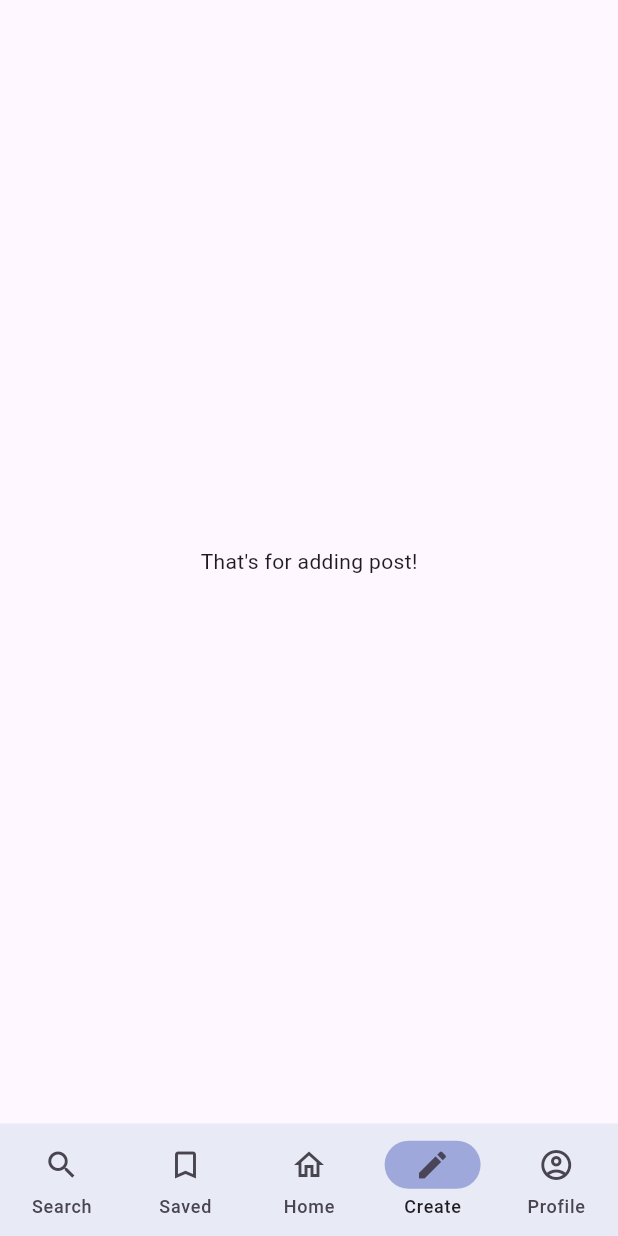
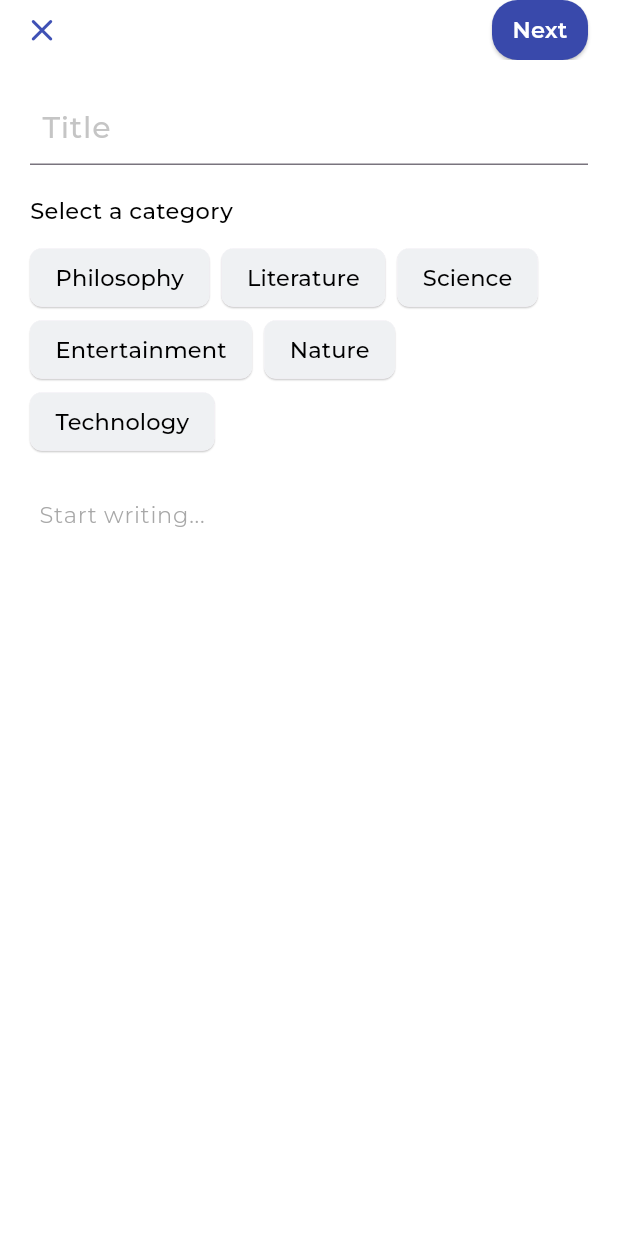
Before and after one commit to mbrraus/blog-app, a Flutter app: the NavbarAuth screen opened by its route, item 4 of the bottom bar chosen, on a phone screen of 412 x 824 dp. Run offline on Flutter 3.47's test engine with Material 3 defaults, Android fonts, the light colour scheme and no system bars; our stand-ins replace cloud_firestore, firebase_auth, firebase_core, firebase_storage, get, image_picker and 1 more; accounts and stored records are empty; network calls fail.

Commit message:
creating post function added, post controller class modified and code modularized

```diff
--- /dev/null
+++ b/lib/auth/shared_prefs.dart
@@ -0,0 +1,41 @@
+import 'package:shared_preferences/shared_preferences.dart';
+
+class SharedPrefs {
+  static late SharedPreferences _prefs;
+
+  static const String _keyIsLoggedIn = 'isLoggedIn';
+  static const String _keyUid = 'uid';
+  static const String _keyDisplayName = 'displayName';
+  static const String _keyEmail = 'email';
+  static const String _keyRole = 'role';
+
+  static Future<void> init() async {
+    _prefs = await SharedPreferences.getInstance();
+  }
+
+  static Future<void> saveUserInfo(String uid, String displayName, String email, String role) async {
+    await _prefs.setString('uid', uid);
+    await _prefs.setString('displayName', displayName);
+    await _prefs.setString('email', email);
+    await _prefs.setString('role', role);
+    await _prefs.setBool('isLoggedIn', true);
+  }
+
+  static Map<String,dynamic> getUserInfo() {
+    return {
+      'uid' : _prefs.getString(_keyUid),
+      'displayName' : _prefs.getString(_keyDisplayName),
+      'email' : _prefs.getString(_keyEmail),
+      'role' : _prefs.getString(_keyRole)
+    };
+  }
+
+  static bool isLoggedIn() {
+    return _prefs.getBool(_keyIsLoggedIn) ?? false;
+  }
+
+  static Future<void> logout() async {
+    await _prefs.clear();
+  }
+
+}
--- a/lib/controller/post_controller.dart
+++ b/lib/controller/post_controller.dart
@@ -1,19 +1,35 @@
+import 'dart:io';
+
 import 'package:blog_app/repository/post_repository.dart';
+import 'package:flutter/cupertino.dart';
 import 'package:get/get.dart';
+import 'package:image_picker/image_picker.dart';
 
 import '../models/post.dart';
 
 class PostController extends GetxController {
   final PostRepository postRepository = PostRepository();
   List<Post> posts = [];
-  List<Post> displayedPosts = []; //filtrelenmis veya siralanmis postlar
-  List<Post> sortedPosts = [];
+  List<Post> displayedPosts = [];
   List<Post> filteredPosts = [];
   bool isSortedByDate = false;
+  bool isLoading = false;
+  RxBool isUploading = false.obs;
+
+  late Rx<XFile?> imageFile = Rxn<XFile>();
+  final ImagePicker _picker = ImagePicker();
+
+  RxList selectedCategories = [].obs;
 
   Future<void> loadPosts() async {
     try {
+      WidgetsBinding.instance.addPostFrameCallback((_) async {
+        isLoading = true;
+        update(); // Build işlemi tamamlandığında bu çağrı yapılır
+        await Future.delayed(Duration(seconds: 1), () async {
           posts = await postRepository.getAllPosts();
+        });
+        isLoading = false;
         displayedPosts = posts
             .map((post) => post.copyWith(
                 title: post.title,
@@ -23,7 +39,8 @@ class PostController extends GetxController {
                 category: post.category))
             .toList();
         print('posts loaded');
-      update(); // getbuilder icindeki builder yalnizca bu update calistiginda yenilenir.
+        update();
+      });
     } catch (e) {
       print('error loading posts: $e');
     }
@@ -70,4 +87,40 @@ class PostController extends GetxController {
   void getSortedPosts() {
     displayedPosts.sort((a, b) => b.createdAt.compareTo(a.createdAt));
   }
+
+  Future<void> pickImage() async {
+    try {
+      final pickedFile = await _picker.pickImage(source: ImageSource.gallery);
+      imageFile.value = pickedFile;
+      print('image loaded');
+    } catch (e) {
+      print('there is a problem: $e');
     }
+  }
+
+  Future<void> uploadPost(Post post, XFile? imageFile) async {
+    isUploading.value = true;
+    if (imageFile == null) {
+      isUploading.value = false;
+      Get.snackbar('Error', 'please select an image');
+      return;
+    }
+    try {
+      await postRepository.addPostWithImage(
+          post: post, imageFile: File(imageFile.path));
+      Get.offAllNamed('/navbarAuth');
+    } catch (e) {
+      Get.snackbar('Error', 'error uploading post');
+    } finally {
+      isUploading.value = false;
+    }
+  }
+
+  void selectCategory(bool selected, String category) {
+    if (selected) {
+      selectedCategories.add(category);
+    } else {
+      selectedCategories.remove(category);
+    }
+  }
+}
--- a/lib/models/post.dart
+++ b/lib/models/post.dart
@@ -8,7 +8,7 @@ class Post {
   String author;
   DateTime createdAt;
   String category;
-  String imageUrl = '';
+  String imageUrl;
 
   Post(
       {this.id,
@@ -16,8 +16,7 @@ class Post {
       required this.text,
       required this.author,
       required this.category,
-      required this.createdAt,
-      required this.imageUrl});
+      required this.createdAt, required this.imageUrl});
 
   factory Post.fromMap(Map<String, dynamic> map, String id) {
     return Post(
--- /dev/null
+++ b/lib/pages/editor/create_post.dart
@@ -0,0 +1,130 @@
+import 'package:blog_app/auth/shared_prefs.dart';
+import 'package:blog_app/controller/post_controller.dart';
+import 'package:blog_app/pages/editor/preview_post.dart';
+import 'package:blog_app/utils/constants.dart';
+import 'package:blog_app/utils/globals.dart';
+import 'package:flutter/material.dart';
+import 'package:get/get.dart';
+
+class CreatePost extends StatefulWidget {
+  const CreatePost({super.key});
+
+  @override
+  State<CreatePost> createState() => _CreatePostState();
+}
+
+class _CreatePostState extends State<CreatePost> {
+  TextEditingController title = TextEditingController();
+  TextEditingController content = TextEditingController();
+
+  final PostController postController = Get.find();
+
+  @override
+  Widget build(BuildContext context) {
+    var userInfo = SharedPrefs.getUserInfo();
+    String displayName = userInfo['displayName'];
+
+    return GestureDetector(
+      onTap: () {
+        FocusScope.of(context).unfocus();
+      },
+      child: Scaffold(
+        appBar: AppBar(
+          scrolledUnderElevation: 0,
+          backgroundColor: Colors.white,
+          leading: closePage(),
+          actions: [
+            Container(
+                padding: EdgeInsets.only(right: 20),
+                child: nextButton(displayName))
+          ],
+          toolbarHeight: 40,
+        ),
+        backgroundColor: Colors.white,
+        body: Padding(
+          padding: EdgeInsets.all(20),
+          child: SingleChildScrollView(
+            child: Column(
+              crossAxisAlignment: CrossAxisAlignment.start,
+              children: [
+                TextField(
+                  controller: title,
+                  decoration: InputDecoration(
+                    floatingLabelBehavior: FloatingLabelBehavior.never,
+                    contentPadding:
+                        const EdgeInsets.symmetric(vertical: 5, horizontal: 8),
+                    label: Text('Title',
+                        style: montserratAuth.copyWith(color: Colors.grey.withOpacity(0.6),fontSize: 20)),
+                  ),
+                ),
+                sizedBox20(),
+                Text('Select a category', style: montserratAuth),
+                SizedBox(height: 10),
+                Obx(
+                  () => Wrap(
+                    spacing: 8.0,
+                    children: categories
+                        .where((category) => category != 'All')
+                        .map((category) {
+                      return FilterChip(
+                        elevation: 0.5,
+                        shadowColor: Colors.black,
+                        side: BorderSide(color: Colors.transparent),
+                        backgroundColor: Color(0xffEFF1F3),
+                        disabledColor: Colors.white,
+                        selectedColor: Colors.indigo.shade100,
+                        label: Text(category, style: montserratAuth),
+                        selected: postController.selectedCategories
+                            .contains(category),
+                        onSelected: (bool selected) {
+                          postController.selectCategory(selected, category);
+                        },
+                      );
+                    }).toList(),
+                  ),
+                ),
+                sizedBox20(),
+                TextField(
+                  maxLines: 17,
+                  controller: content,
+                  decoration: InputDecoration(
+                    border: InputBorder.none,
+                    hintText: 'Start writing...',
+                    hintStyle: montserratHint.copyWith(
+                        fontSize: 15, color: Colors.grey.withOpacity(0.9)),
+                    contentPadding:
+                        const EdgeInsets.symmetric(vertical: 6, horizontal: 6),
+                  ),
+                ),
+              ],
+            ),
+          ),
+        ),
+      ),
+    );
+  }
+
+  Widget closePage() {
+    return GestureDetector(
+        onTap: () => Get.back(),
+        child: Icon(Icons.close_rounded, color: Colors.indigo, size: 25));
+  }
+  Widget nextButton(String displayName) {
+    return ElevatedButton(
+        onPressed: () => Get.to(() => PreviewPost(
+            title: title.text,
+            content: content.text,
+            selectedCategory:
+            postController.selectedCategories.first,
+            author: displayName)),
+        style: ElevatedButton.styleFrom(
+          backgroundColor: Colors.indigo.shade600,
+          padding: EdgeInsets.symmetric(horizontal: 5, vertical: 3),
+          shape: RoundedRectangleBorder(
+            borderRadius: BorderRadius.circular(17),
+          ),
+        ),
+        child: Text('Next',
+            style: montserratBody.copyWith(color: Colors.white)));
+  }
+}
--- a/lib/widgets/navbar_auth.dart
+++ b/lib/pages/editor/navbar_auth.dart
@@ -1,11 +1,16 @@
 import 'package:blog_app/models/user.dart';
+import 'package:blog_app/pages/editor/create_post.dart';
 import 'package:blog_app/pages/home.dart';
 import 'package:flutter/material.dart';
 import 'package:get/get.dart';
 
 class NavbarAuth extends StatefulWidget {
+  final String uid;
+  final String displayName;
+  final String email;
+  final String role;
 
-  const NavbarAuth({super.key});
+  const NavbarAuth({super.key, required this.uid, required this.displayName, required this.email, required this.role});
 
   @override
   State<NavbarAuth> createState() => _NavbarAuthState();
@@ -35,36 +40,37 @@ class _NavbarAuthState extends State<NavbarAuth> {
         label: 'Profile'),
   ];
 
-  final User? currentUser = Get.arguments;
+  // final User? currentUser = Get.arguments;
 
   List<Widget> get _pages => <Widget>[
     Center(child: Text("That's for searching")),
     Center(child: Text("That's for saved posts")),
-    Home(currentUser: currentUser),
-    Center(child: Text("That's for adding post!")),
+    Home(userName: widget.displayName),
+    CreatePost(),
     Center(child: Text("That's for account settings")),
   ];
 
-  int currentPageIndex = 2; //varsayilan home
+  final RxInt currentPageIndex = 2.obs; //varsayilan home
 
   @override
   Widget build(BuildContext context) {
-
-    return Scaffold(
+    return Obx(() => Scaffold(
       bottomNavigationBar: NavigationBar(
         destinations: destinations,
         backgroundColor: Colors.indigo.shade50,
         height: 75,
         onDestinationSelected: (int index) {
-          setState(() {
-            currentPageIndex = index;
-          });
+          if(index == 3) {
+            Get.toNamed('/create');
+          } else {
+            currentPageIndex.value = index;
+          }
         },
         indicatorColor: Colors.indigo.shade200,
-        selectedIndex: currentPageIndex,
+        selectedIndex: currentPageIndex.value,
       ),
-      body: _pages[currentPageIndex],
-    );
+      body: _pages[currentPageIndex.value],
+    ));
   }
 
 }
--- a/lib/pages/home_main.dart
+++ b/lib/pages/non-authenticated/home_main.dart
@@ -2,7 +2,7 @@ import 'package:blog_app/auth/login_screen.dart';
 import 'package:flutter/material.dart';
 import 'package:get/get.dart';
 
-import 'home.dart';
+import '../home.dart';
 
 class HomeMain extends StatefulWidget {
   const HomeMain({super.key});
@@ -22,7 +22,7 @@ class _HomeMainState extends State<HomeMain> {
 
   @override
   Widget build(BuildContext context) {
-    return Scaffold(
+    return Obx(()=> Scaffold(
         bottomNavigationBar: NavigationBar(
           backgroundColor: Colors.indigo.shade50,
           height: 75,
@@ -54,6 +54,6 @@ class _HomeMainState extends State<HomeMain> {
             ),
           ],
         ),
-        body: _pages[currentPageIndex.value]);
+        body: _pages[currentPageIndex.value]));
   }
 }
--- a/lib/repository/user_repository.dart
+++ b/lib/repository/user_repository.dart
@@ -1,5 +1,4 @@
 import 'package:cloud_firestore/cloud_firestore.dart';
-import 'package:firebase_auth/firebase_auth.dart';
 import 'package:blog_app/models/user.dart' as appUser;
 
 class UserRepository {
--- /dev/null
+++ b/lib/utils/globals.dart
@@ -0,0 +1,16 @@
+import 'package:flutter/cupertino.dart';
+
+List<String> categories = [
+  'All',
+  'Philosophy',
+  'Literature',
+  'Science',
+  'Entertainment',
+  'Nature',
+  'Technology'
+];
+
+Widget sizedBox20() {
+  return SizedBox(height: 20);
+}
+DateTime now = DateTime.now();
--- a/pubspec.yaml
+++ b/pubspec.yaml
@@ -40,6 +40,10 @@ dependencies:
   firebase_auth: ^5.3.0
   intl: ^0.19.0
   get: ^4.6.6
+  auto_size_text_field: ^2.2.4
+  shared_preferences: ^2.3.2
+  image_picker: ^1.1.2
+  firebase_storage: ^12.3.3
 
 dev_dependencies:
   flutter_test:
```
Also changed, not shown: lib/auth/login_screen.dart (+18 -6 lines), lib/auth/signup_screen.dart (+14 -3 lines), lib/main.dart (+36 -14 lines), lib/pages/editor/preview_post.dart (added, +160 -0 lines), lib/pages/home.dart (+13 -17 lines), lib/pages/post_detail_page.dart (+48 -28 lines), lib/repository/post_repository.dart (+29 -0 lines), lib/widgets/custom_tf.dart (+5 -6 lines), lib/widgets/post_card.dart (+7 -2 lines), lib/firebase_options.dart (renamed from lib/utils/firebase_options.dart), pubspec.lock, 7 other files. Lines whose indentation alone changed are shown as unchanged.
